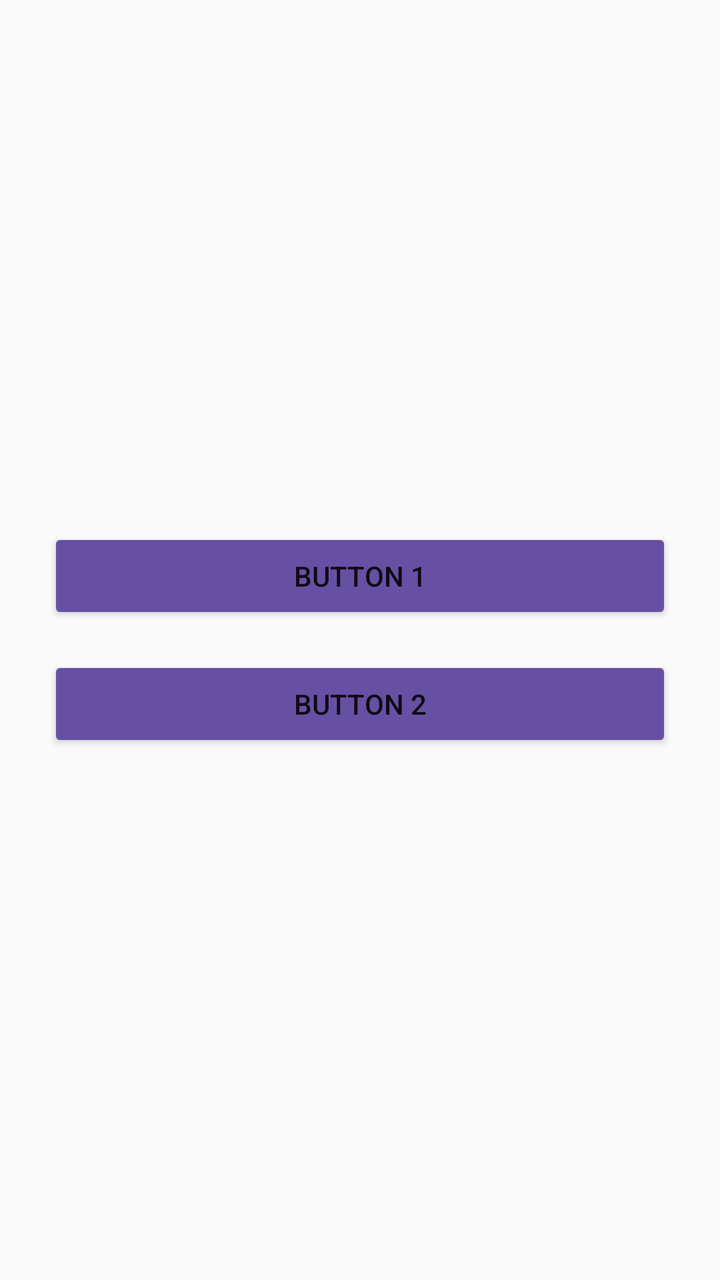
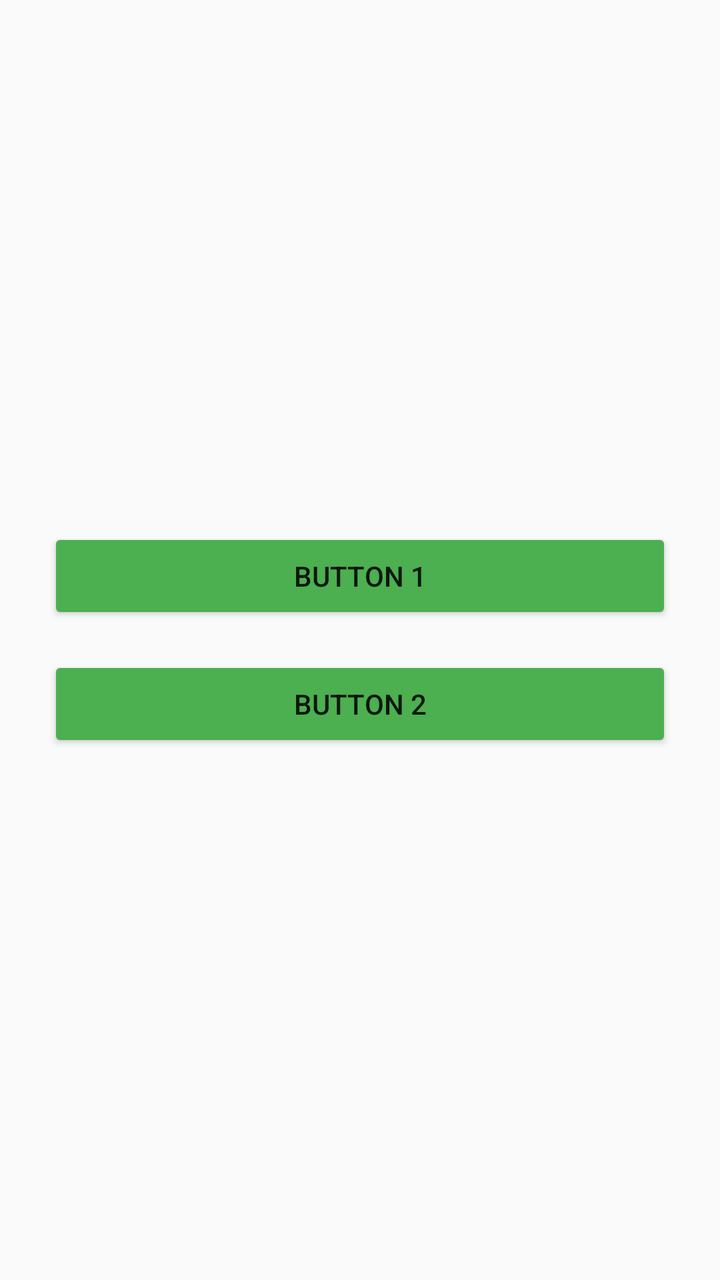

An Android layout rendered at two revisions. The XML below is the earlier revision; the diff shows what the commit changed to produce the second picture.
<!-- AndroidManifest.xml: application theme Theme.GitConflictDemo -->
<!-- res/layout/activity_main.xml -->
<?xml version="1.0" encoding="utf-8"?>
<LinearLayout xmlns:android="http://schemas.android.com/apk/res/android"
    android:layout_width="match_parent"
    android:layout_height="match_parent"
    android:gravity="center"
    android:orientation="vertical"
    android:padding="24dp">

    <Button
        android:id="@+id/firstButton"
        android:layout_width="match_parent"
        android:layout_height="wrap_content"
        android:backgroundTint="#6750A4"
        android:text="@string/first_button" />

    <Button
        android:id="@+id/secondButton"
        android:layout_width="match_parent"
        android:layout_height="wrap_content"
        android:layout_marginTop="16dp"
        android:backgroundTint="#6750A4"
        android:text="@string/second_button" />
</LinearLayout>
<!-- resources referenced by this layout -->
<resources>
  <string name="first_button">Button 1</string>
  <string name="second_button">Button 2</string>
  <style name="Theme.GitConflictDemo" parent="android:style/Theme.Material.Light.NoActionBar">
          <item name="android:colorAccent">#6750A4</item>
      </style>
</resources>

<!-- the commit's change to res/layout/activity_main.xml (unified diff, before → after) -->
@@ -10,7 +10,7 @@
         android:id="@+id/firstButton"
         android:layout_width="match_parent"
         android:layout_height="wrap_content"
-        android:backgroundTint="#6750A4"
+        android:backgroundTint="#4CAF50"
         android:text="@string/first_button" />
 
     <Button
@@ -18,6 +18,6 @@
         android:layout_width="match_parent"
         android:layout_height="wrap_content"
         android:layout_marginTop="16dp"
-        android:backgroundTint="#6750A4"
+        android:backgroundTint="#4CAF50"
         android:text="@string/second_button" />
 </LinearLayout>
